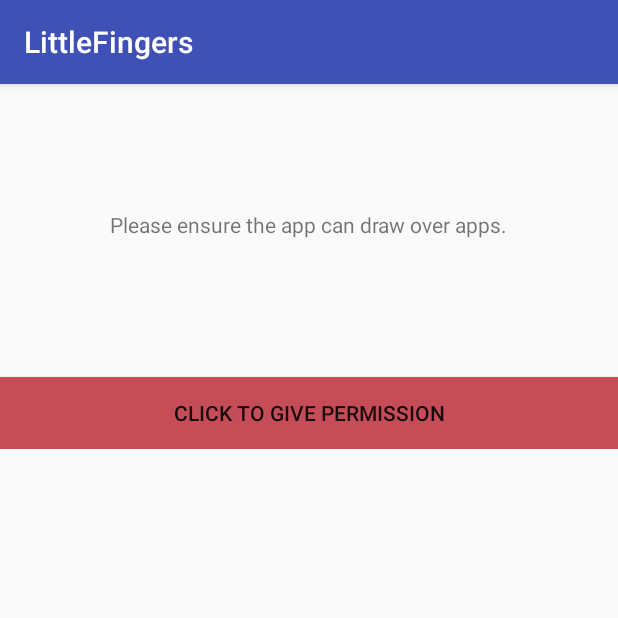
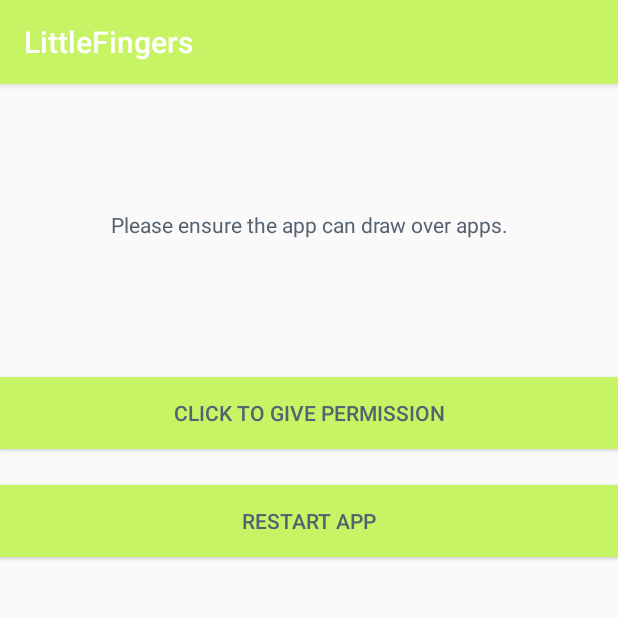
Before and after one commit to datrueonejay/LittleFingers, an Android app: the screen it shows after launch (PermissionCheckActivity), on a phone screen of 412 x 824 dp, the top half of it. Run offline under Robolectric (Android 15) with nearby library versions, the phone set to English and light mode, and no system bars.

Commit message:
Added android O compatibility, removed permissionCheckviewmodel, check for permission when returning to activity

```diff
--- a/app/src/main/java/com/datrueonejay/littlefingers/Activities/PermissionCheckActivity.java
+++ b/app/src/main/java/com/datrueonejay/littlefingers/Activities/PermissionCheckActivity.java
@@ -1,7 +1,7 @@
 package com.datrueonejay.littlefingers.Activities;
 
+import android.annotation.SuppressLint;
 import android.annotation.TargetApi;
-import android.arch.lifecycle.ViewModelProviders;
 import android.content.Context;
 import android.content.Intent;
 import android.net.Uri;
@@ -14,79 +14,65 @@ import android.widget.TextView;
 
 import com.datrueonejay.littlefingers.R;
 import com.datrueonejay.littlefingers.Services.MainMenuService;
-import com.datrueonejay.littlefingers.ViewModels.PermissionCheckViewModel;
 
 public class PermissionCheckActivity extends AppCompatActivity {
 
     //region Properties
     private final static int OVERLAY_REQUEST_CODE = 0;
     private Context _context;
-    private PermissionCheckViewModel permissionCheckViewModel;
-    private int mainMenuLayout = R.layout.menu_button;
     //endregion
 
+    @SuppressLint("ClickableViewAccessibility")
     @Override
     protected void onCreate(Bundle savedInstanceState)
     {
         super.onCreate(savedInstanceState);
         this._context = this.getApplicationContext();
 
-        permissionCheckViewModel = ViewModelProviders.of(this).get(PermissionCheckViewModel.class);
-
         // if below android M, permission is granted at install time, otherwise check if permission has been given
         boolean canDrawOverlay = Build.VERSION.SDK_INT <= Build.VERSION_CODES.LOLLIPOP_MR1 || Settings.canDrawOverlays(this._context);
-        permissionCheckViewModel.getIsPermissionEnabled().setValue(canDrawOverlay);
 
         // ask permission to draw over apps if we do not have
-        if (!permissionCheckViewModel.getIsPermissionEnabled().getValue())
+        if (!canDrawOverlay)
         {
             setContentView(R.layout.activity_permission_check);
             TextView descriptionTextView = findViewById(R.id.permissionDescription);
-            Button continueButton = findViewById(R.id.continueButton);
+            Button permissionButton = findViewById(R.id.continueButton);
 
-            permissionCheckViewModel.getIsPermissionEnabled().observe(this, isPermissionEnabled -> {
-                boolean hasPermission = permissionCheckViewModel.getIsPermissionEnabled().getValue();
+            // if android o set up layout so they must restart app after giving permission
+            if (Build.VERSION.SDK_INT == Build.VERSION_CODES.O)
+            {
+                // set text to android o text
+                descriptionTextView.setText(R.string.permission_description_false_android_o);
+                Button restartAppButton = findViewById(R.id.restartButton);
+               // restartAppButton.setVisibility(View.VISIBLE);
+                restartAppButton.setOnTouchListener((view, event) ->
+                {
+                    if (Settings.canDrawOverlays(this._context))
+                    {
+                        finishAndRemoveTask();
+                        startMainMenuService();
+                    }
+                    return false;
+                });
+            }
+            // otherwise set up normal text
+            else
+            {
+                descriptionTextView.setText(R.string.permission_description_false);
+            }
+            permissionButton.setOnClickListener(listener -> {
+                promptDrawOverPermission();
+            });
 
-                String descriptionText = hasPermission
-                        ? getResources().getString(R.string.permission_description_true)
-                        : getResources().getString(R.string.permission_description_false);
-                descriptionTextView.setText(descriptionText);
-
-                int buttonColor = hasPermission
-                        ? getResources().getColor(R.color.green)
-                        : getResources().getColor(R.color.red);
-
-                String buttonText = hasPermission
-                        ? getResources().getString(R.string.yes_permission_button_description)
-                        : getResources().getString(R.string.no_permission_button_description);
-                continueButton.setBackgroundColor(buttonColor);
-                continueButton.setText(buttonText);
-            });
-            // set to false since permission is not given, to update initial UI
-            permissionCheckViewModel.getIsPermissionEnabled().setValue(false);
-
-            continueButton.setOnClickListener(button -> {
-                if (permissionCheckViewModel.getIsPermissionEnabled().getValue())
-                {
-                    this.startMainMenuService(mainMenuLayout);
-                    finish();
-                }
-                else
-                {
-                    promptDrawOverPermission();
-                }
-            });
         }
         // start the service if we already have permission
         else
         {
-            this.startMainMenuService(mainMenuLayout);
-            finish();
+            this.startMainMenuService();
+            finishAndRemoveTask();
         }
     }
-
-
-
     //region Private Methods
     @TargetApi(23)
     private void promptDrawOverPermission()
@@ -98,7 +84,7 @@ public class PermissionCheckActivity extends AppCompatActivity {
 
     }
 
-    private void startMainMenuService(int layout)
+    public void startMainMenuService()
     {
         Intent mainMenuService = new Intent(this._context, MainMenuService.class);
         this._context.startService(mainMenuService);
@@ -114,18 +100,16 @@ public class PermissionCheckActivity extends AppCompatActivity {
         switch (requestCode)
         {
             case (OVERLAY_REQUEST_CODE):
-                if (Settings.canDrawOverlays(this._context))
+                if (Settings.canDrawOverlays(this))
                 {
-                    permissionCheckViewModel.getIsPermissionEnabled().setValue(true);
+                    this.startMainMenuService();
+                    finishAndRemoveTask();
                 }
                 break;
 
             default:
                 super.onActivityResult(requestCode, resultCode, data);
         }
-
     }
     //endregion
-
-
 }
--- a/app/src/main/java/com/datrueonejay/littlefingers/ViewModels/PermissionCheckViewModel.java
+++ /dev/null
@@ -1,17 +0,0 @@
-package com.datrueonejay.littlefingers.ViewModels;
-
-import android.arch.lifecycle.MutableLiveData;
-import android.arch.lifecycle.ViewModel;
-
-public class PermissionCheckViewModel extends ViewModel {
-
-   private MutableLiveData<Boolean> isPermissionEnabled;
-
-    public MutableLiveData<Boolean> getIsPermissionEnabled() {
-        if (isPermissionEnabled == null)
-        {
-            isPermissionEnabled = new MutableLiveData<>();
-        }
-        return isPermissionEnabled;
-    }
-}
--- a/app/src/main/res/layout/activity_permission_check.xml
+++ b/app/src/main/res/layout/activity_permission_check.xml
@@ -3,7 +3,7 @@
     xmlns:app="http://schemas.android.com/apk/res-auto"
     xmlns:tools="http://schemas.android.com/tools"
     android:layout_width="match_parent"
-    android:layout_height="wrap_content"
+    android:layout_height="match_parent"
     tools:context="com.datrueonejay.littlefingers.Activities.PermissionCheckActivity">
 
     <TextView
@@ -13,18 +13,36 @@
         android:layout_marginEnd="32sp"
         android:layout_marginStart="32sp"
         android:layout_marginTop="84sp"
+        android:gravity="center_horizontal"
         app:layout_constraintEnd_toEndOf="parent"
         app:layout_constraintStart_toStartOf="parent"
-        app:layout_constraintTop_toTopOf="parent" />
+        app:layout_constraintTop_toTopOf="parent"
+        android:textColor="@color/grey"/>
 
     <Button
         android:id="@+id/continueButton"
         android:layout_width="match_parent"
         android:layout_height="wrap_content"
         android:layout_marginTop="92sp"
+        android:textColor="@color/grey"
+        android:background="@color/green"
+        android:text="@string/no_permission_button_description"
         app:layout_constraintEnd_toEndOf="parent"
         app:layout_constraintHorizontal_bias="0.0"
         app:layout_constraintStart_toStartOf="parent"
         app:layout_constraintTop_toBottomOf="@+id/permissionDescription" />
 
+    <Button
+        android:id="@+id/restartButton"
+        android:layout_width="match_parent"
+        android:layout_height="wrap_content"
+        android:layout_marginTop="164sp"
+        android:background="@color/green"
+        android:text="@string/restartApp"
+        android:textColor="@color/grey"
+        app:layout_constraintEnd_toEndOf="parent"
+        app:layout_constraintHorizontal_bias="1.0"
+        app:layout_constraintStart_toStartOf="parent"
+        app:layout_constraintTop_toBottomOf="@+id/permissionDescription" />
+
 </android.support.constraint.ConstraintLayout>
--- a/app/src/main/res/values/strings.xml
+++ b/app/src/main/res/values/strings.xml
@@ -1,15 +1,18 @@
 <resources>
     <string name="app_name">LittleFingers</string>
     <string name="permission_description_false">Please ensure the app can draw over apps.</string>
+    <string name="permission_description_false_android_o">Please ensure the app can draw over apps. After giving permission, please restart the app.</string>
     <string name="permission_description_true">You now have given permission, please continue.</string>
     <string name="no_permission_button_description">Click to give permission</string>
     <string name="yes_permission_button_description">Click to continue</string>
     <string name="click_to_start">Click for options</string>
     <string name="options_title">Options</string>
+    <string name="restartApp">Restart App</string>
 
     <string name="start_screen_lock">Lock Screen</string>
     <string name="close_app">Close App</string>
     <string name="help">Help</string>
 
-    <string name="help_instructions">Upon locking the screen, touches on the screen will not be registered (device buttons will still be useable). To exit the lock, hold all 4 corners of the screen for 3 seconds.</string>
+    <string name="help_instructions">Upon locking the screen, touches on the screen will not be registered (device buttons and status bar will still be useable). To exit the lock, hold all 4 corners of the screen for 3 seconds.</string>
+    <string name="title_activity_test">test</string>
 </resources>
--- a/app/src/main/res/values/styles.xml
+++ b/app/src/main/res/values/styles.xml
@@ -3,9 +3,18 @@
     <!-- Base application theme. -->
     <style name="AppTheme" parent="Theme.AppCompat.Light.DarkActionBar">
         <!-- Customize your theme here. -->
-        <item name="colorPrimary">@color/colorPrimary</item>
-        <item name="colorPrimaryDark">@color/colorPrimaryDark</item>
-        <item name="colorAccent">@color/colorAccent</item>
+        <item name="colorPrimary">@color/green</item>
+        <item name="colorPrimaryDark">@color/red</item>
+        <item name="colorAccent">@color/red</item>
     </style>
 
+    <style name="AppTheme.NoActionBar">
+        <item name="windowActionBar">false</item>
+        <item name="windowNoTitle">true</item>
+    </style>
+
+    <style name="AppTheme.AppBarOverlay" parent="ThemeOverlay.AppCompat.Dark.ActionBar" />
+
+    <style name="AppTheme.PopupOverlay" parent="ThemeOverlay.AppCompat.Light" />
+
 </resources>
```
Also changed, not shown: app/src/main/AndroidManifest.xml (+5 -5 lines), app/src/main/java/com/datrueonejay/littlefingers/Services/MainMenuService.java (+12 -15 lines).
